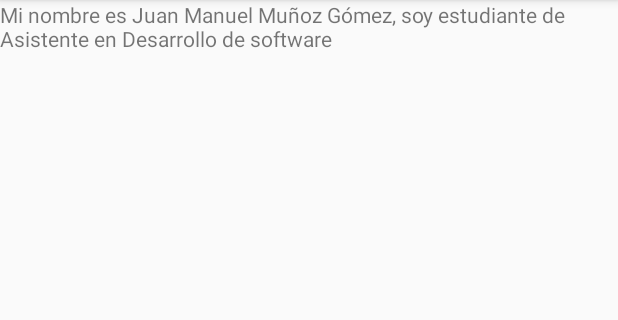
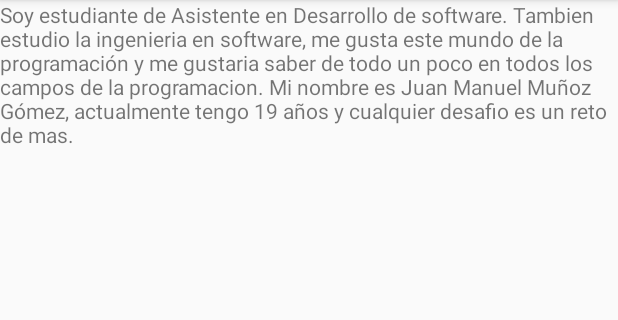
Before and after one commit to MILLERxJ/Turismo, an Android app: the AcercaDe screen opened directly, with no data from a screen before it, on a phone screen of 412 x 824 dp, the part 84-404 px from its top. Run offline under Robolectric (Android 15) with nearby library versions, the phone set to English and light mode, and no system bars.

Commit message:
Nuevos cambios

```diff
--- a/app/src/main/java/com/example/turistiando/MainActivity.java
+++ b/app/src/main/java/com/example/turistiando/MainActivity.java
@@ -79,4 +79,7 @@ public class MainActivity extends AppCompatActivity {
         }
         return super.onOptionsItemSelected(item);
     }
+
+    //Ir a los hoteles o restaurantes
+    icono
 }
--- a/app/src/main/res/layout/activity_acerca_de.xml
+++ b/app/src/main/res/layout/activity_acerca_de.xml
@@ -5,8 +5,6 @@
     android:layout_width="match_parent"
     android:layout_height="match_parent"
     tools:context=".AcercaDe">
-
-
 
     <TextView
         android:id="@+id/informacion"
--- a/app/src/main/res/values/strings.xml
+++ b/app/src/main/res/values/strings.xml
@@ -7,9 +7,12 @@
     <string name="opcion4">Italiano</string>
 
     <string name="hotel">Hotel</string>
-    <string name="restaurante">Restaurant</string>
+    <string name="restaurante">Restaurante</string>
 
-    <string name="informacion">Mi nombre es Juan Manuel Muñoz Gómez, soy estudiante de Asistente en Desarrollo de software</string>
+    <string name="informacion">Soy estudiante de Asistente en Desarrollo de software.
+        Tambien estudio la ingenieria en software, me gusta este mundo de la programación y me gustaria saber de todo un poco en todos los campos de la programacion.
+    Mi nombre es Juan Manuel Muñoz Gómez, actualmente tengo 19 años y cualquier desafio es un reto de mas.
+    </string>
 
     <string name="nombre">Juan Manuel Muñoz Gómez</string>
     <string name="descripcion"></string>
```
Also changed, not shown: app/src/main/res/layout/activity_main.xml (+20 -3 lines), app/src/main/res/drawable/fondo2.png (deleted), app/src/main/res/drawable/fotomia.jpeg (added), 3 other files.
